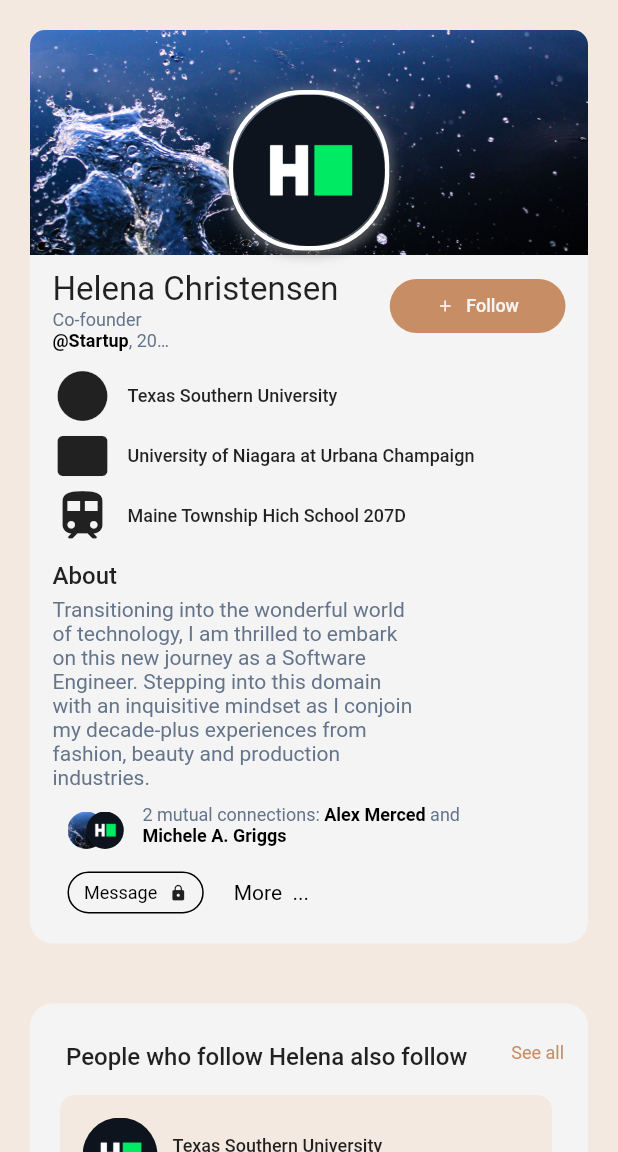
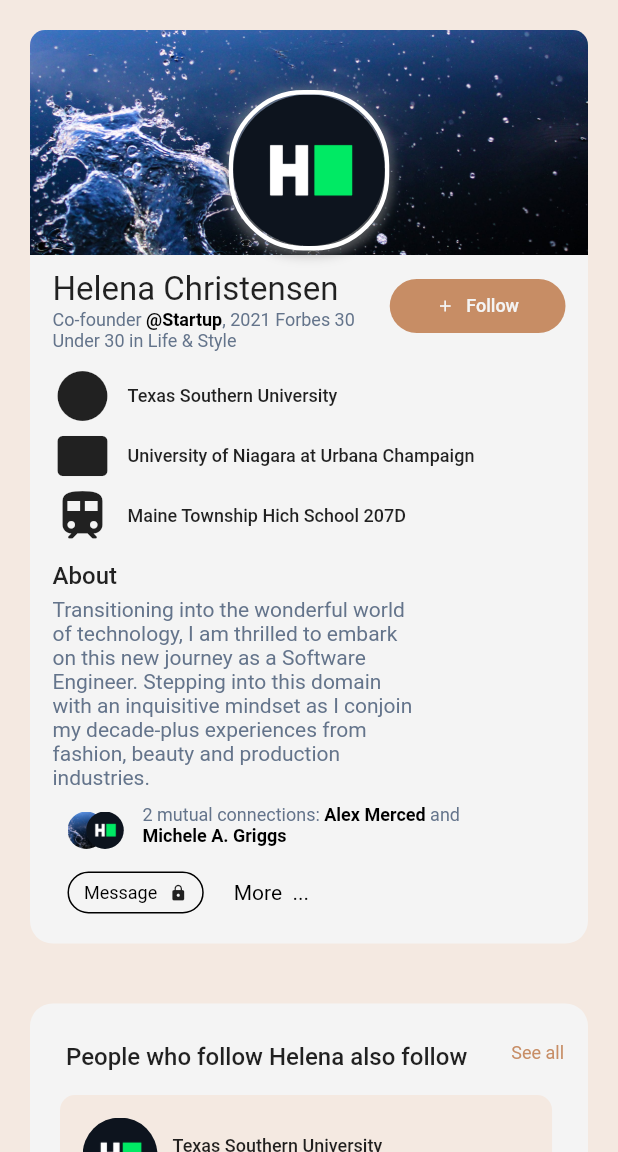
Before and after one commit to KumariChanda/flutter_responsive_ui, a Flutter app: the screen it shows after launch, on a phone screen of 412 x 824 dp, the part 84-1236 px from its top. Run offline on Flutter 3.47's test engine with Material 2 defaults, Android fonts, the phone set to English and light mode, and no system bars; our stand-ins replace flutter_svg; missing offline and left inert: dart:ffi.

Commit message:
name title

```diff
--- a/lib/responsive/components/profile_name.dart
+++ b/lib/responsive/components/profile_name.dart
@@ -23,7 +23,7 @@ class ProfileName extends StatelessWidget {
               ),
             ),
             SizedBox(
-              width: MediaQuery.of(context).size.width * 0.2,
+              width: MediaQuery.of(context).size.width * 0.5,
               child: RichText(
                 maxLines: 2,
                 overflow: TextOverflow.ellipsis,
```
